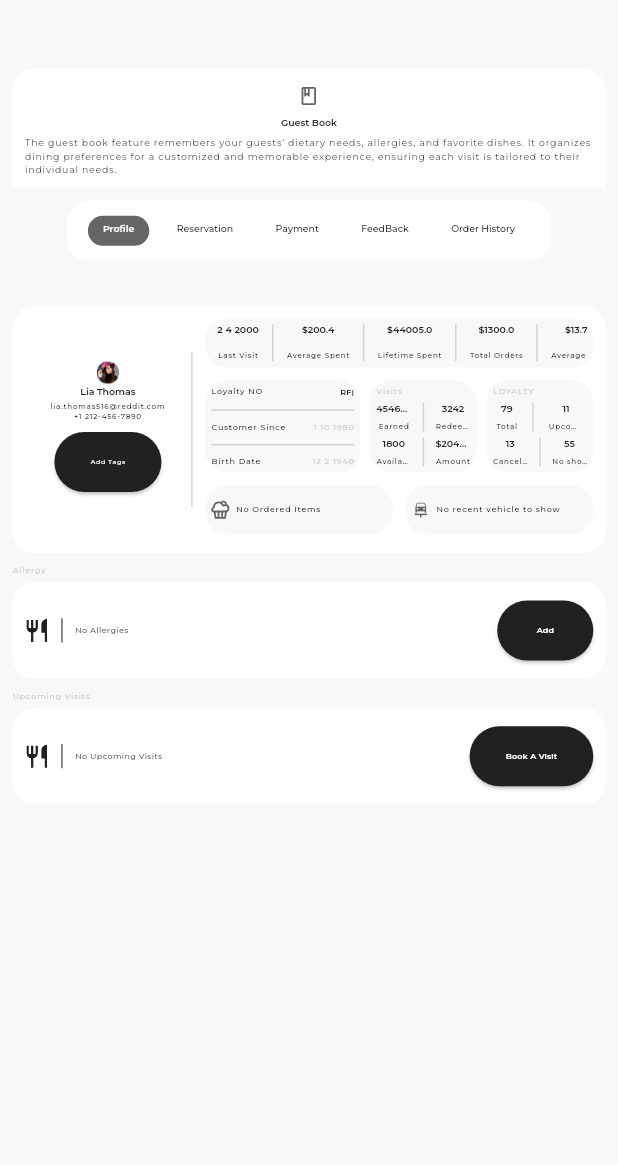
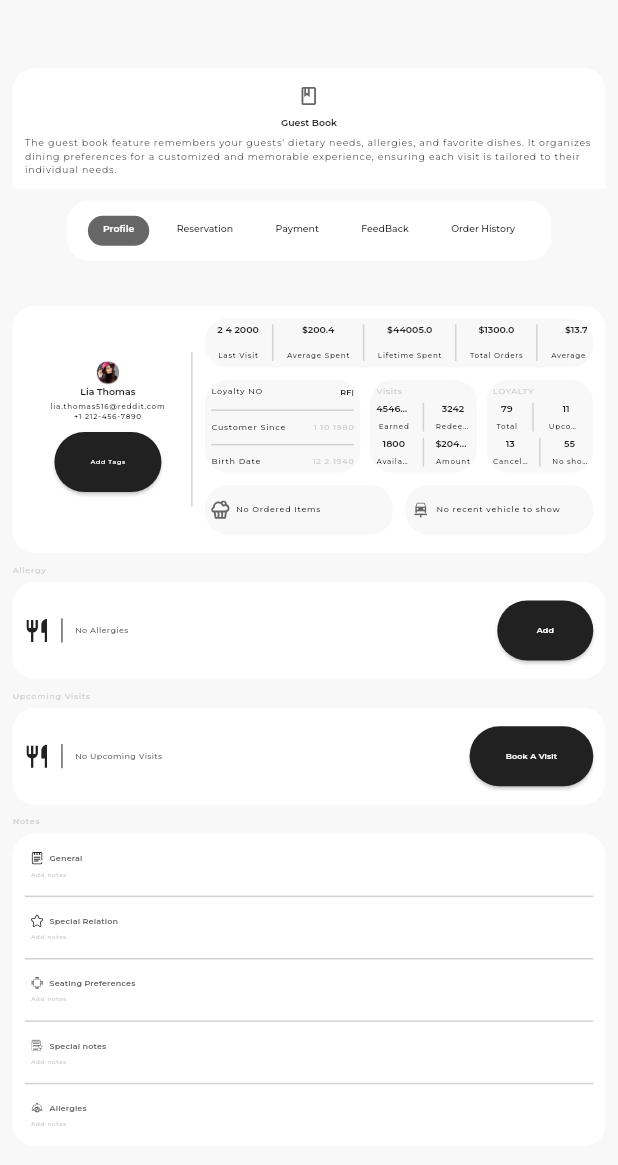
Before and after one commit to koussay97/eigital_assesment, a Flutter app: the CenterPanContent widget shown alone on an empty page, opened directly, on a phone screen of 412 x 824 dp. Shown: the top 1165 px of the screen. Run offline on Flutter 3.47's test engine with Material 3 defaults, Android fonts, the phone set to English and light mode, and no system bars; our stand-ins replace bloc, equatable, flutter_bloc, flutter_svg, google_fonts, shimmer.

Commit message:
notes card

```diff
--- a/lib/widgets/center_pan.dart
+++ b/lib/widgets/center_pan.dart
@@ -4,6 +4,7 @@ import 'package:eigital_assessment/core/responsive_layout/responsive_componenet.
 import 'package:eigital_assessment/widgets/center_panel_widgets/guest_book_card.dart';
 import 'package:eigital_assessment/widgets/center_panel_widgets/tab_bar_component.dart';
 import 'package:eigital_assessment/widgets/mini_sctionCard_widget.dart';
+import 'package:eigital_assessment/widgets/notes_card.dart';
 import 'package:flutter/material.dart';
 
 class CenterPanContent extends StatelessWidget {
@@ -44,7 +45,10 @@ class CenterPanContent extends StatelessWidget {
               themeData: currentTheme,
               scaleFactor: textScaler,
               title: 'Upcoming Visits',btnLabel: 'Book A Visit',iconName: AssetAccessor.forkKnifeIcon,iconTitle: 'No Upcoming Visits',),
+            SizedBox(height: SizeConfig.getDynamicBlocSize(context: context)*2,),
 
+            NotesCard(currentTheme: currentTheme,
+            textScaleFactor: textScaler,),
           ],
         ),
       ),
--- a/lib/widgets/notes_card.dart
+++ b/lib/widgets/notes_card.dart
@@ -8,10 +8,23 @@ class NotesCard extends StatelessWidget {
   final ThemeData currentTheme;
   final double? textScaleFactor;
   const NotesCard({super.key, required this.currentTheme, required this.textScaleFactor});
-
+  static List<String> keysList =['General','Special Relation','Seating Preferences', 'Special notes', 'Allergies'];
   @override
   Widget build(BuildContext context) {
-    return BigWhiteCard(
+    return Column(
+      crossAxisAlignment: CrossAxisAlignment.start,
+      children: [
+        Text(
+          'Notes',
+          style: currentTheme.textTheme.labelMedium?.copyWith(
+            color: AppColors.cardSecondaryLabelColor,
+          ),
+          textScaler: TextScaler.linear((textScaleFactor ?? 1)),
+        ),
+        SizedBox(
+          height: SizeConfig.getDynamicBlocSize(context: context),
+        ),
+        BigWhiteCard(
           tabContent: ListView.separated(
               shrinkWrap: true,
               itemBuilder: (context, index) {
@@ -33,13 +46,16 @@ class NotesCard extends StatelessWidget {
                                 width: SizeConfig.getDynamicBlocSize(
                                         context: context) *
                                     2),
-                        Text('General', style: currentTheme.textTheme.labelLarge?.copyWith(color: AppColors.cardLabelColor),)
+                            SizedBox(width: SizeConfig.getDynamicBlocSize(context: context),),
+                            Text(keysList[index],
+                              textScaler: TextScaler.linear((textScaleFactor??1)),
+                              style: currentTheme.textTheme.labelLarge?.copyWith(color: AppColors.cardLabelColor),)
                           ],
                         ),
                         SizedBox(
                           height: SizeConfig.getDynamicBlocSize(context: context),
                         ),
-
+                        Text('Add notes', style: currentTheme.textTheme.labelSmall?.copyWith(color: AppColors.cardSecondaryLabelColor),)
                       ],
                     ));
               },
@@ -49,6 +65,8 @@ class NotesCard extends StatelessWidget {
                 );
               },
               itemCount: AssetAccessor.notesIcons.length),
+        ),
+      ],
     );
   }
 }
```
Lines whose indentation alone changed are shown as unchanged.
